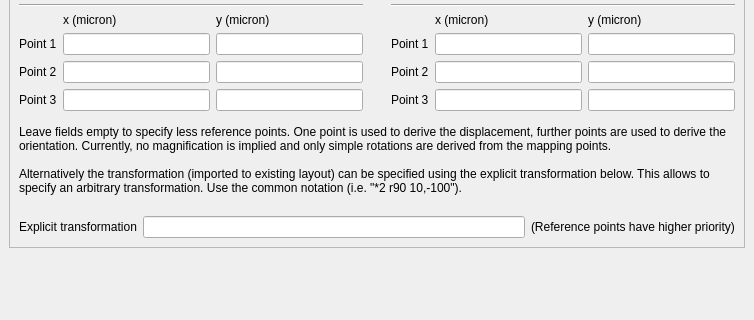
Before: the Qt Designer form src/plugins/tools/import/lay_plugin/StreamImportDialog.ui in KLayout/klayout, drawn with Qt 5; both pictures show x 0 to 754 and y 88 to 408 of the 754 by 604 pixel window.
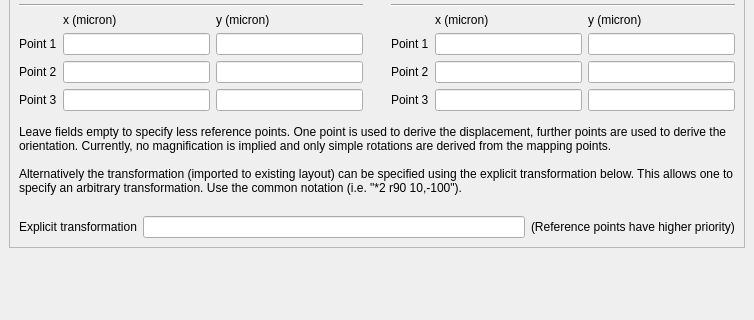
After: the same form once the commit is applied. Icons and pictures are not drawn.

Commit message: Fixed some spelling errors (allow to, allows to)

```diff
--- a/src/plugins/tools/import/lay_plugin/StreamImportDialog.ui
+++ b/src/plugins/tools/import/lay_plugin/StreamImportDialog.ui
@@ -743,7 +743,7 @@
             <property name="text" >
              <string>Leave fields empty to specify less reference points. One point is used to derive the displacement, further points are used to derive the orientation. Currently, no magnification is implied and only simple rotations are derived from the mapping points.
 
-Alternatively the transformation (imported to existing layout) can be specified using the explicit transformation below. This allows to specify an arbitrary transformation. Use the common notation (i.e. "*2 r90 10,-100").</string>
+Alternatively the transformation (imported to existing layout) can be specified using the explicit transformation below. This allows one to specify an arbitrary transformation. Use the common notation (i.e. "*2 r90 10,-100").</string>
             </property>
             <property name="wordWrap" >
              <bool>true</bool>
```
The commit also changes 89 other files.
